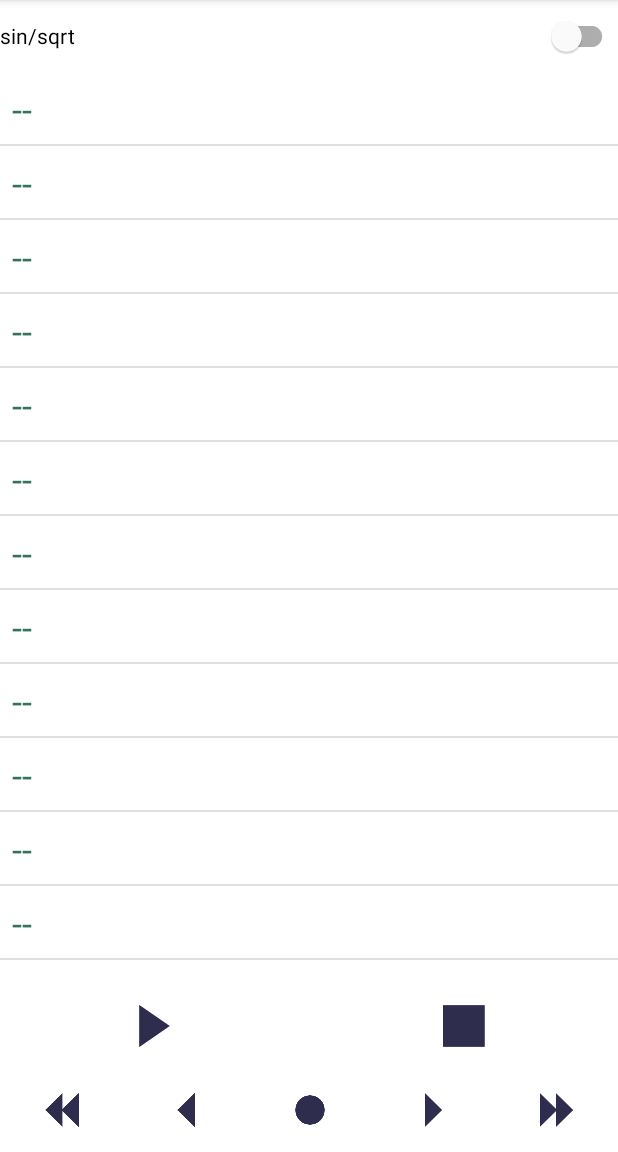
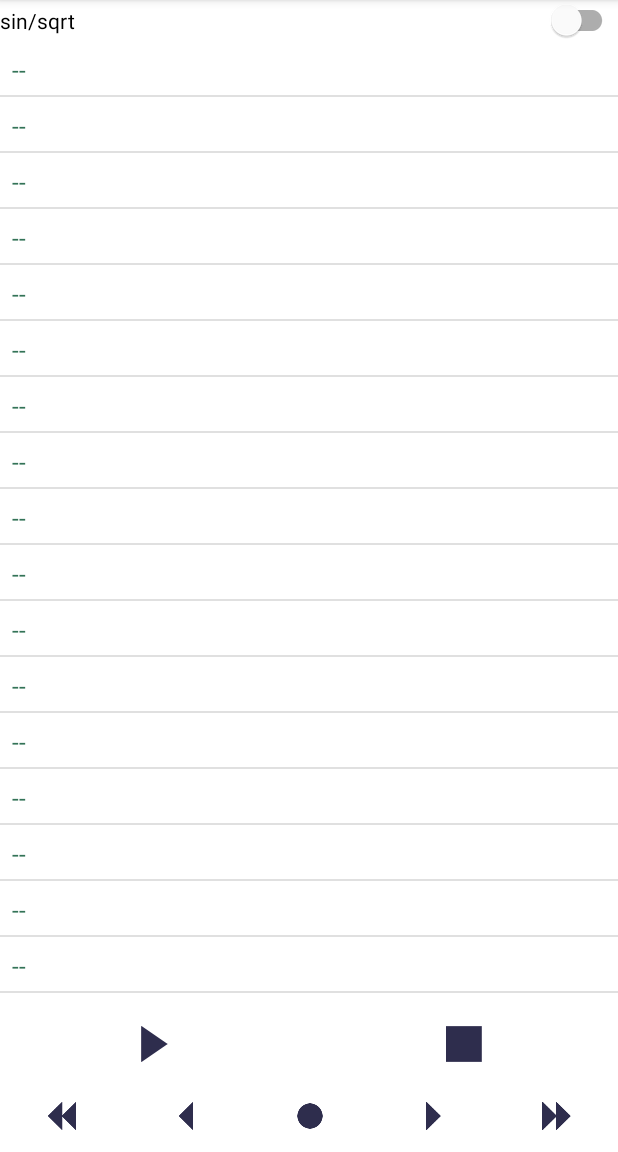
Before and after one commit to omarmelade/ProtoSynth, an Android app: the screen it shows after launch (MainActivity), on a phone screen of 412 x 824 dp, the part 84-1236 px from its top. Run offline under Robolectric (Android 15) with nearby library versions, the phone set to English and light mode, and no system bars; 2 statements that could not run were skipped.

Commit message:
minimize ui

```diff
--- a/app/src/main/java/com/omarmelade/studio/protosynth/NotesAdapter.kt
+++ b/app/src/main/java/com/omarmelade/studio/protosynth/NotesAdapter.kt
@@ -63,7 +63,7 @@ class NotesAdapter(
             }
         }
 
-        itemV.tvNotes.setOnClickListener {
+        itemV.setOnClickListener {
             println("before : $selectedItems")
             println( "id :" + getItemId(position))
             if (selectedItems.contains(position)) {
--- a/app/src/main/res/layout/activity_main.xml
+++ b/app/src/main/res/layout/activity_main.xml
@@ -15,7 +15,7 @@ android:layout_height="match_parent"
         <com.google.android.material.switchmaterial.SwitchMaterial
             android:id="@+id/btn_sin_sqrt"
             android:layout_width="match_parent"
-            android:layout_height="wrap_content"
+            android:layout_height="24dp"
             android:text="sin/sqrt" />
 
         <LinearLayout
--- a/app/src/main/res/layout/item_notes.xml
+++ b/app/src/main/res/layout/item_notes.xml
@@ -2,16 +2,16 @@
 <androidx.constraintlayout.widget.ConstraintLayout xmlns:android="http://schemas.android.com/apk/res/android"
     xmlns:app="http://schemas.android.com/apk/res-auto"
     android:layout_width="match_parent"
-    android:layout_height="48dp"
+    android:layout_height="36dp"
     android:padding="8dp">
 
     <TextView
         android:id="@+id/tvNotes"
         android:layout_width="0dp"
-        android:layout_height="wrap_content"
+        android:layout_height="match_parent"
         android:text="C3"
         android:textColor="@color/black_green"
-        android:textSize="24sp"
+        android:textSize="16sp"
         app:layout_constraintBottom_toBottomOf="parent"
         app:layout_constraintEnd_toEndOf="parent"
         app:layout_constraintStart_toStartOf="parent"
--- a/app/src/main/res/layout/player_bar.xml
+++ b/app/src/main/res/layout/player_bar.xml
@@ -9,7 +9,7 @@
     <LinearLayout
         android:id="@+id/linearLayout2"
         android:layout_width="match_parent"
-        android:layout_height="56dp"
+        android:layout_height="48dp"
         android:orientation="horizontal"
         app:layout_constraintBottom_toTopOf="@+id/linearLayout"
         app:layout_constraintEnd_toEndOf="parent"
@@ -47,7 +47,7 @@
     <LinearLayout
         android:id="@+id/linearLayout"
         android:layout_width="match_parent"
-        android:layout_height="56dp"
+        android:layout_height="48dp"
         android:orientation="horizontal"
         app:layout_constraintBottom_toBottomOf="parent">
 
```
